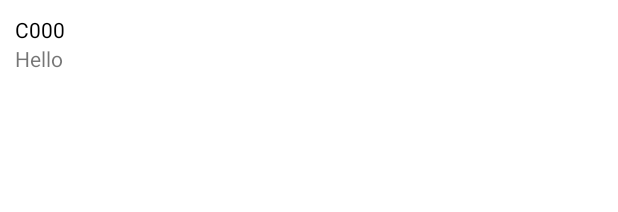
After one commit to Myron819/L02-PS, an Android app: the layout module_row.xml on its own in the app's theme, with its tools: preview values and no code run, on a phone screen of 412 x 824 dp. The commit adds this screen. Shown: the top 212 px of the screen. Run offline under Robolectric (Android 15) with nearby library versions, the phone set to English and light mode, and no system bars.

Commit message:
Final Commit by Shufang
Signed-off-by: LI SHUFANG <Problem Statement>

```diff
--- a/app/src/main/java/com/example/l02_ps/DailyCA.java
+++ b/app/src/main/java/com/example/l02_ps/DailyCA.java
@@ -1,7 +1,7 @@
 package com.example.l02_ps;
 
 import java.io.Serializable;
-
+//<!--   done by Shufang-->
 public class DailyCA implements Serializable {
 
     private String dgGrade;
--- a/app/src/main/res/layout/info_row.xml
+++ b/app/src/main/res/layout/info_row.xml
@@ -5,7 +5,7 @@
     android:orientation="vertical"
     android:padding="10dp">
 
-
+    <!--   done by Shufang-->
     <TextView
         android:id="@+id/tvWeekNumber"
         android:layout_width="match_parent"
--- /dev/null
+++ b/app/src/main/res/layout/module_row.xml
@@ -0,0 +1,23 @@
+<?xml version="1.0" encoding="utf-8"?>
+<LinearLayout xmlns:android="http://schemas.android.com/apk/res/android"
+    android:layout_width="match_parent"
+    android:layout_height="match_parent"
+    android:orientation="vertical"
+    android:padding="10dp">
+    <!--   done by Shufang-->
+    <!--   Module Code TextView-->
+    <TextView
+        android:id="@+id/tvModuleCode"
+        android:layout_width="match_parent"
+        android:layout_height="wrap_content"
+        android:text="@string/c000"
+        android:textColor="@color/black" />
+
+    <!--   Module Name TextView-->
+    <TextView
+        android:id="@+id/tvModuleName"
+        android:layout_width="match_parent"
+        android:layout_height="wrap_content"
+        android:text="@string/hello" />
+
+</LinearLayout>
```
Also changed, not shown: app/src/main/java/com/example/l02_ps/DailyAdapter.java (+5 -5 lines), app/src/main/java/com/example/l02_ps/Grade.java (deleted, +0 -19 lines), app/src/main/java/com/example/l02_ps/ModuleAdapter.java (added, +37 -0 lines).
